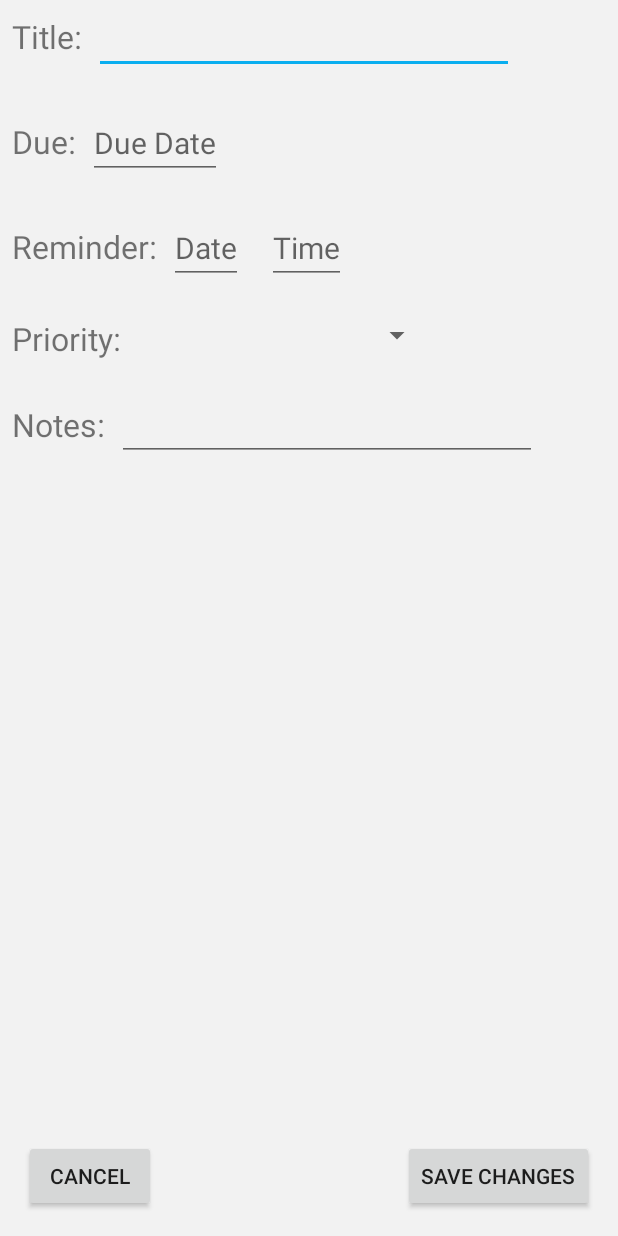
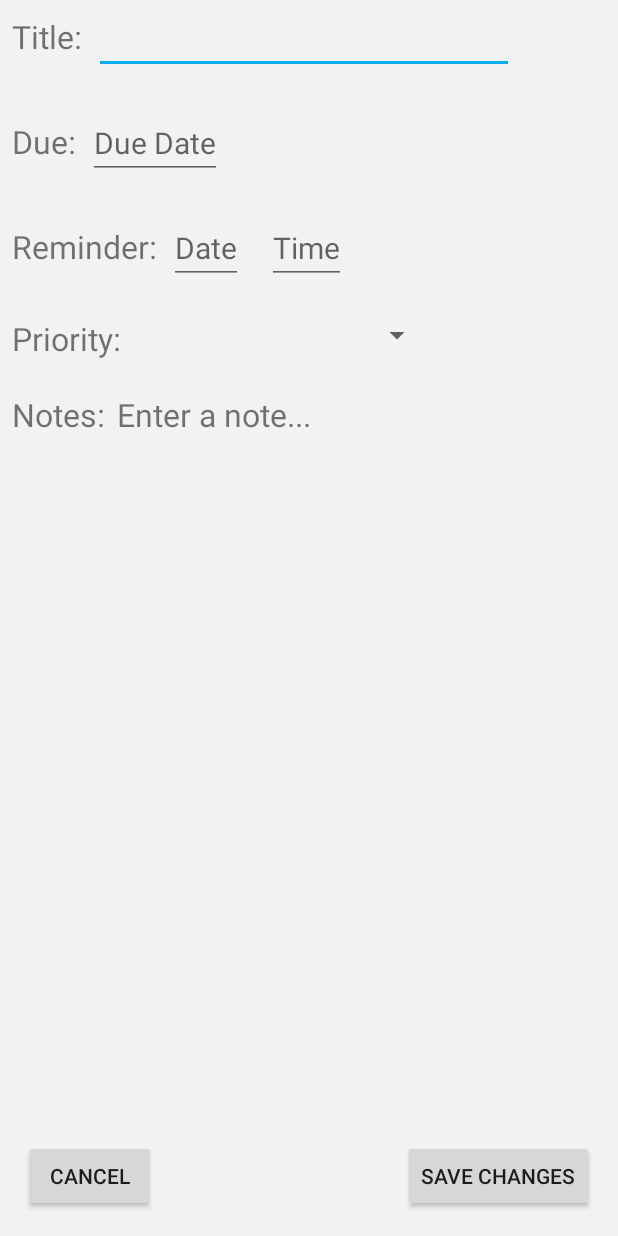
Before and after one commit to GuyDev1/TodoTiger, an Android app: the layout task_info.xml on its own in the app's theme, with its tools: preview values and no code run, on a phone screen of 412 x 824 dp. Run offline under Robolectric (Android 15) with nearby library versions, the phone set to English and light mode, and no system bars.

Commit message:
Added an inner fragment for writing task notes more effectively, also added appropriate titles

```diff
--- a/app/src/main/java/com/example/guyerez/todotiger/MainActivity.java
+++ b/app/src/main/java/com/example/guyerez/todotiger/MainActivity.java
@@ -243,6 +243,7 @@ public class MainActivity extends AppCompatActivity {
                 SharedPreferences pref = getApplicationContext().getSharedPreferences("MyPref", Context.MODE_PRIVATE);
                 SharedPreferences.Editor editor = pref.edit();
                 editor.putString("currentTaskList", currentTaskList.getId());
+                editor.putString("currentTaskListTitle", currentTaskList.getTitle());
                 editor.commit();
 
 
--- a/app/src/main/res/layout/task_info.xml
+++ b/app/src/main/res/layout/task_info.xml
@@ -193,17 +193,22 @@
             android:text="Notes:"
             android:textSize="21sp" />
 
-        <EditText
+        <TextView
             android:id="@+id/notes"
             android:layout_width="280dp"
             android:layout_height="wrap_content"
             android:layout_marginLeft="8dp"
             android:layout_marginStart="8dp"
-            android:ems="10"
-            android:inputType="textMultiLine" />
+            android:text="Enter a note..."
+            android:textSize="21sp" />
 
     </LinearLayout>
 
 
-
+    <FrameLayout
+        android:id="@+id/notes_fragment"
+        android:layout_width="match_parent"
+        android:orientation="vertical"
+        android:layout_height="match_parent">
+    </FrameLayout>
 </android.support.constraint.ConstraintLayout>
--- a/app/src/main/res/layout/task_item.xml
+++ b/app/src/main/res/layout/task_item.xml
@@ -63,14 +63,13 @@
 
     <ImageView
         android:id="@+id/imageView"
-        android:layout_width="0dp"
-        android:layout_height="0dp"
+        android:layout_width="36dp"
+        android:layout_height="36dp"
         android:layout_marginBottom="9dp"
         android:layout_marginEnd="166dp"
         android:paddingLeft="8dp"
         android:layout_marginTop="9dp"
         app:layout_constraintBottom_toBottomOf="parent"
-        app:layout_constraintEnd_toStartOf="@+id/due_date"
         app:layout_constraintHorizontal_bias="1.0"
         app:layout_constraintStart_toStartOf="parent"
         app:layout_constraintTop_toTopOf="parent"
```
Also changed, not shown: app/src/main/java/com/example/guyerez/todotiger/NotesFragment.java (added, +42 -0 lines), app/src/main/java/com/example/guyerez/todotiger/TaskActivity.java (+41 -4 lines), app/src/main/java/com/example/guyerez/todotiger/TaskInfoFragment.java (+25 -3 lines), app/src/main/res/layout/notes_fragment.xml (added, +26 -0 lines).
